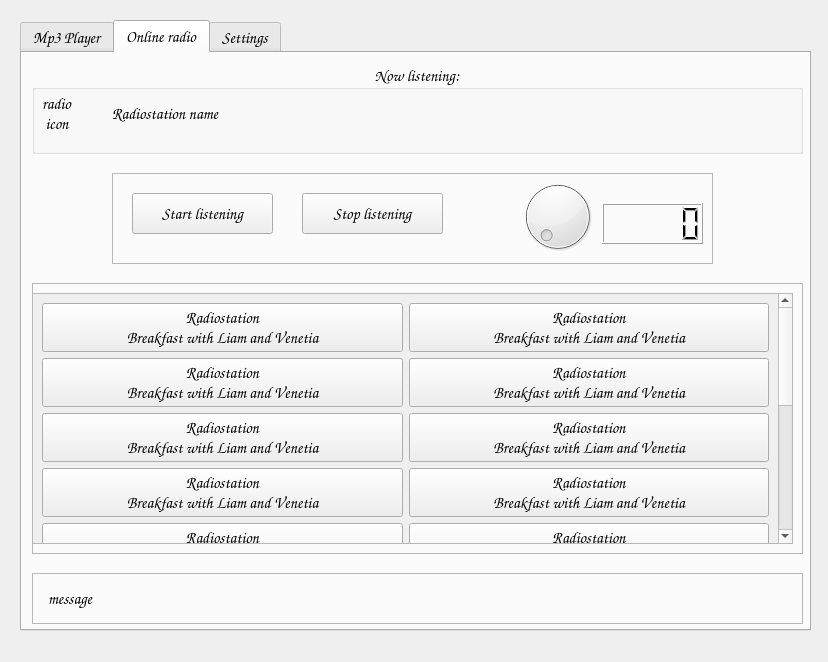
Above: App_main/UI/player_ui.ui from piotrekgelert/radio-mp3-player before the change. Below: the same form after it.
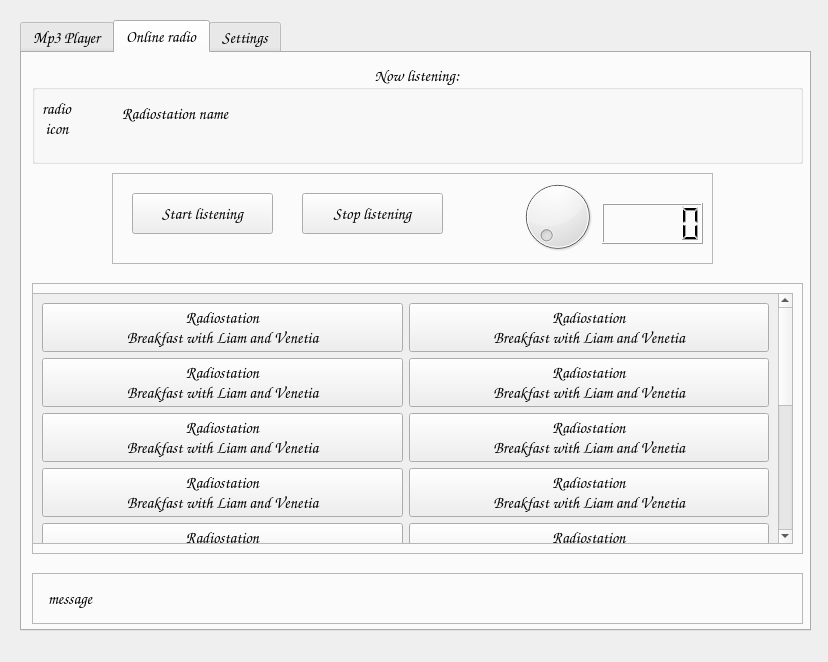
That is the form after the change. Icons and pictures are not drawn.

Commit message: add info from buttons to now listening and small maintainance with app paths

What changed in the file:
```diff
--- a/App_main/UI/player_ui.ui
+++ b/App_main/UI/player_ui.ui
@@ -338,7 +338,7 @@
         <x>10</x>
         <y>10</y>
         <width>771</width>
-        <height>91</height>
+        <height>101</height>
        </rect>
       </property>
       <property name="title">
@@ -350,9 +350,9 @@
       <widget class="QLabel" name="lb_le_now_listen">
        <property name="geometry">
         <rect>
-         <x>80</x>
+         <x>90</x>
          <y>20</y>
-         <width>681</width>
+         <width>671</width>
          <height>61</height>
         </rect>
        </property>
@@ -365,8 +365,8 @@
         <rect>
          <x>10</x>
          <y>20</y>
-         <width>61</width>
-         <height>61</height>
+         <width>71</width>
+         <height>71</height>
         </rect>
        </property>
        <property name="text">
```
Left out of the diff: 2 changed lines with no effect on the pictures. The commit also changes 2 other files.
